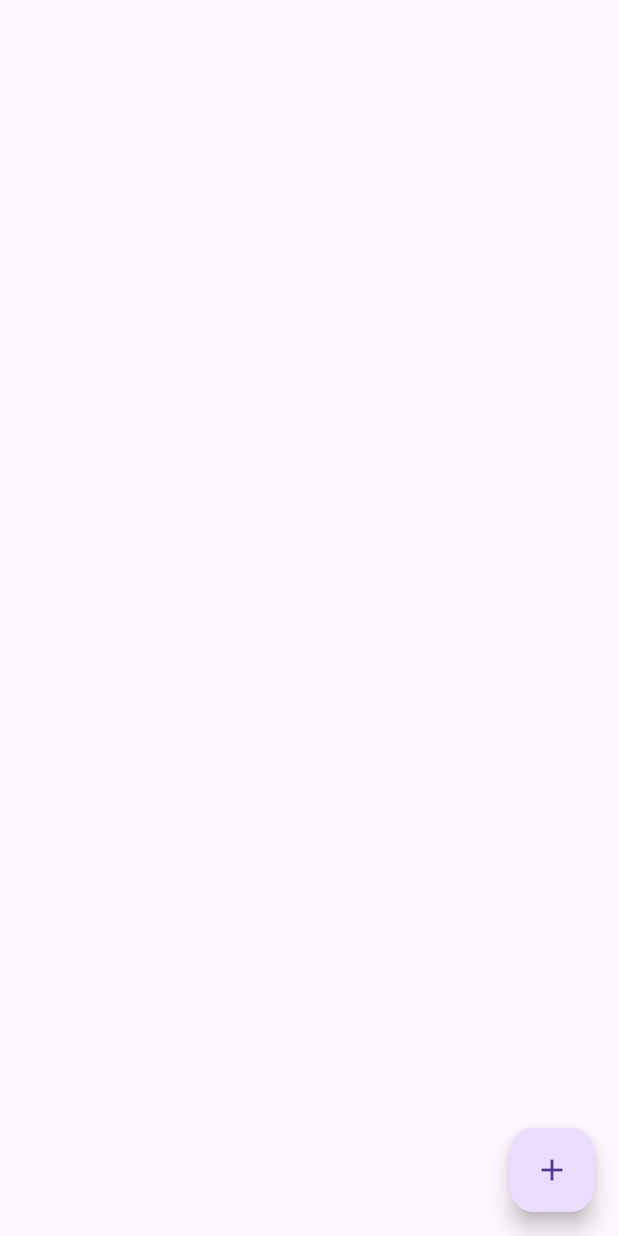
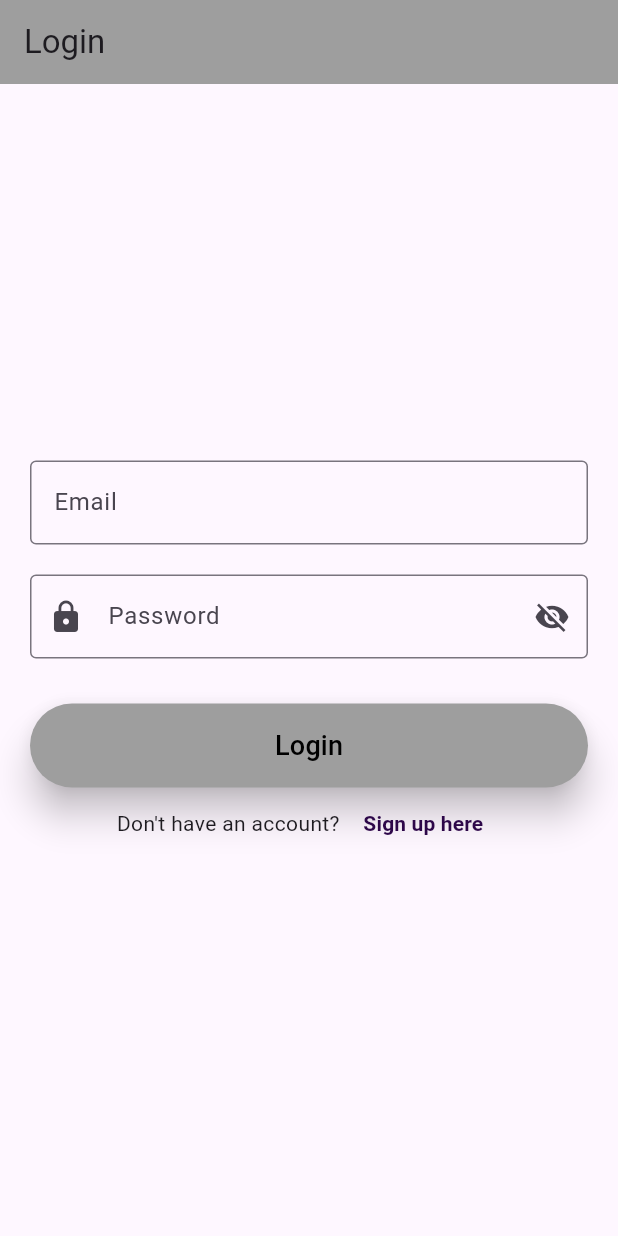
Before and after one commit to damooola/notes-supabase, a Flutter app: the screen it shows after launch, on a phone screen of 412 x 824 dp. Run offline on Flutter 3.47's test engine with Material 3 defaults, Android fonts, the phone set to English and light mode, and no system bars; our stand-ins replace supabase_flutter; accounts and stored records are empty.

Commit message:
new commit with auth

```diff
--- a/lib/main.dart
+++ b/lib/main.dart
@@ -1,7 +1,5 @@
 import 'package:flutter/material.dart';
-import 'package:notes_supabase/pages/notes_page.dart';
-import 'package:notes_supabase/services/notes_services.dart';
-import 'package:provider/provider.dart';
+import 'package:notes_supabase/pages/auth_page.dart';
 import 'package:supabase_flutter/supabase_flutter.dart';
 
 void main() async {
@@ -10,16 +8,14 @@ void main() async {
   // supabase set up
   WidgetsFlutterBinding.ensureInitialized();
 
+// initialise supabase
   await Supabase.initialize(
     url: supabaseUrl,
     anonKey:
         "eyJhbGciOiJIUzI1NiIsInR5cCI6IkpXVCJ9.eyJpc3MiOiJzdXBhYmFzZSIsInJlZiI6InZma3FoeHBzc2h0dm5vbnBmeGxpIiwicm9sZSI6ImFub24iLCJpYXQiOjE3MzQ5NDIxMjYsImV4cCI6MjA1MDUxODEyNn0._Yba6hSh1BeoMZY2GE6-FIsyU19_sTCqE9U-Yn6UOMs",
   );
   // run app
-  runApp(ChangeNotifierProvider(
-    create: (context) => NotesServices(),
-    child: const NotesApp(),
-  ));
+  runApp(const NotesApp());
 }
 
 class NotesApp extends StatelessWidget {
@@ -29,7 +25,7 @@ class NotesApp extends StatelessWidget {
   Widget build(BuildContext context) {
     return MaterialApp(
       debugShowCheckedModeBanner: false,
-      home: NotesPage(),
+      home: AuthPage(),
     );
   }
 }
--- /dev/null
+++ b/lib/pages/auth_page.dart
@@ -0,0 +1,25 @@
+import 'package:flutter/material.dart';
+import 'package:notes_supabase/pages/login_or_signup_page.dart';
+import 'package:notes_supabase/pages/notes_page.dart';
+
+import '../services/notes_services.dart';
+
+class AuthPage extends StatelessWidget {
+  AuthPage({super.key});
+  final notesServices = NotesServices();
+
+  @override
+  Widget build(BuildContext context) {
+    return StreamBuilder(
+      stream: notesServices.getAuthStream(),
+      builder: (context, snapshot) {
+        final session = snapshot.hasData ? snapshot.data!.session : null;
+        if (session != null) {
+          return const NotesPage();
+        } else {
+          return const LoginOrSignupPage();
+        }
+      },
+    );
+  }
+}
--- /dev/null
+++ b/lib/pages/log_in_page.dart
@@ -0,0 +1,132 @@
+import 'package:flutter/material.dart';
+
+import '../services/notes_services.dart';
+
+class LoginPage extends StatefulWidget {
+  const LoginPage({super.key, required this.goToSignUpPage});
+  final void Function()? goToSignUpPage;
+
+  @override
+  LoginPageState createState() => LoginPageState();
+}
+
+class LoginPageState extends State<LoginPage> {
+  final _formKey = GlobalKey<FormState>();
+  final _emailController = TextEditingController();
+  final _passwordController = TextEditingController();
+  bool _obscurePassword = true;
+  final notesServices = NotesServices();
+
+  @override
+  void dispose() {
+    _emailController.dispose();
+    _passwordController.dispose();
+    super.dispose();
+  }
+
+  @override
+  Widget build(BuildContext context) {
+    return Scaffold(
+      appBar: AppBar(
+        title: const Text('Login'),
+        backgroundColor: Colors.grey,
+      ),
+      body: Center(
+        child: SingleChildScrollView(
+          padding: const EdgeInsets.all(20.0),
+          child: Form(
+            key: _formKey,
+            child: Column(
+              mainAxisAlignment: MainAxisAlignment.center,
+              crossAxisAlignment: CrossAxisAlignment.stretch,
+              children: [
+                // Email field
+                TextFormField(
+                  controller: _emailController,
+                  decoration: const InputDecoration(
+                    labelText: 'Email',
+                    border: OutlineInputBorder(),
+                  ),
+                  validator: (value) {
+                    if (value == null || value.isEmpty) {
+                      return 'Please enter your email';
+                    }
+                    return null;
+                  },
+                ),
+                const SizedBox(height: 20),
+                // Password field
+                TextFormField(
+                  controller: _passwordController,
+                  obscureText: _obscurePassword,
+                  decoration: InputDecoration(
+                    labelText: 'Password',
+                    border: const OutlineInputBorder(),
+                    prefixIcon: const Icon(Icons.lock),
+                    suffixIcon: IconButton(
+                      icon: Icon(
+                        _obscurePassword
+                            ? Icons.visibility_off
+                            : Icons.visibility,
+                      ),
+                      onPressed: () {
+                        setState(() {
+                          _obscurePassword = !_obscurePassword;
+                        });
+                      },
+                    ),
+                  ),
+                  validator: (value) {
+                    if (value == null || value.isEmpty) {
+                      return 'Please enter your password';
+                    }
+                    if (value.length < 6) {
+                      return 'Password must be at least 6 characters';
+                    }
+                    return null;
+                  },
+                ),
+                const SizedBox(height: 30),
+                // Login Button
+                ElevatedButton(
+                  onPressed: () {
+                    if (_formKey.currentState!.validate()) {
+                      // login
+                      notesServices.login(
+                          _emailController.text, _passwordController.text);
+                    }
+                  },
+                  style: ElevatedButton.styleFrom(
+                      backgroundColor: Colors.grey,
+                      padding: const EdgeInsets.symmetric(vertical: 15),
+                      elevation: 10),
+                  child: const Text(
+                    'Login',
+                    style: TextStyle(color: Colors.black, fontSize: 18),
+                  ),
+                ),
+
+                Row(
+                  mainAxisAlignment: MainAxisAlignment.center,
+                  children: [
+                    const Text("Don't have an account? "),
+                    TextButton(
+                      onPressed: widget.goToSignUpPage,
+                      child: const Text(
+                        'Sign up here',
+                        style: TextStyle(
+                          color: Color.fromARGB(255, 45, 7, 73),
+                          fontWeight: FontWeight.bold,
+                        ),
+                      ),
+                    ),
+                  ],
+                ),
+              ],
+            ),
+          ),
+        ),
+      ),
+    );
+  }
+}
--- /dev/null
+++ b/lib/pages/login_or_signup_page.dart
@@ -0,0 +1,28 @@
+import 'package:flutter/material.dart';
+import 'package:notes_supabase/pages/log_in_page.dart';
+import 'package:notes_supabase/pages/sign_up_page.dart';
+
+class LoginOrSignupPage extends StatefulWidget {
+  const LoginOrSignupPage({super.key});
+
+  @override
+  State<LoginOrSignupPage> createState() => _LoginOrSignupPageState();
+}
+
+class _LoginOrSignupPageState extends State<LoginOrSignupPage> {
+  bool isPageLogin = true;
+  void switchPage() {
+    setState(() {
+      isPageLogin = !isPageLogin;
+    });
+  }
+
+  @override
+  Widget build(BuildContext context) {
+    return isPageLogin
+        ? LoginPage(goToSignUpPage: switchPage)
+        : SignUpPage(
+            goToLoginPage: switchPage,
+          );
+  }
+}
--- a/lib/services/notes_services.dart
+++ b/lib/services/notes_services.dart
@@ -1,13 +1,17 @@
-import 'package:flutter/foundation.dart';
 import 'package:supabase_flutter/supabase_flutter.dart';
 
-class NotesServices extends ChangeNotifier {
+class NotesServices {
   final supabase = Supabase.instance.client;
   final List<Map<String, dynamic>> notesList = [];
 
 // CREATE
   void addNewNote(String newText) async {
-    await supabase.from("notes").insert({"body": newText});
+    final user = supabase.auth.currentUser;
+
+    await supabase.from("notes").insert({
+      "user": user!.email,
+      "body": newText,
+    });
     getNotes();
   }
 
@@ -17,8 +21,33 @@ class NotesServices extends ChangeNotifier {
     return notesStream;
   }
 
+  Stream<AuthState> getAuthStream() {
+    return supabase.auth.onAuthStateChange;
+  }
+
+  String? getUsersEmail() {
+    final session = supabase.auth.currentSession;
+    final user = session?.user;
+    return user?.email;
+  }
+
 // DELETE
   void deleteNote(int id) async {
     await supabase.from("notes").delete().eq("id", id);
   }
+
+  // Login
+  Future<void> login(String email, String password) async {
+    await supabase.auth.signInWithPassword(email: email, password: password);
+  }
+
+  // SignUp
+  Future<void> signUp(String email, String password) async {
+    await supabase.auth.signUp(email: email, password: password);
+    await supabase.from("notes").insert({"users": email});
+  }
+
+  Future<void> signOut() async {
+    await supabase.auth.signOut();
+  }
 }
--- a/pubspec.yaml
+++ b/pubspec.yaml
@@ -2,7 +2,7 @@ name: notes_supabase
 description: "A new Flutter project."
 # The following line prevents the package from being accidentally published to
 # pub.dev using `flutter pub publish`. This is preferred for private packages.
-publish_to: 'none' # Remove this line if you wish to publish to pub.dev
+publish_to: "none" # Remove this line if you wish to publish to pub.dev
 
 # The following defines the version and build number for your application.
 # A version number is three numbers separated by dots, like 1.2.43
@@ -31,12 +31,10 @@ dependencies:
   flutter:
     sdk: flutter
 
-
   # The following adds the Cupertino Icons font to your application.
   # Use with the CupertinoIcons class for iOS style icons.
   cupertino_icons: ^1.0.8
   supabase_flutter: ^2.8.2
-  provider: ^6.1.2
 
 dev_dependencies:
   flutter_test:
@@ -54,7 +52,6 @@ dev_dependencies:
 
 # The following section is specific to Flutter packages.
 flutter:
-
   # The following line ensures that the Material Icons font is
   # included with your application, so that you can use the icons in
   # the material Icons class.
```
Also changed, not shown: lib/pages/notes_page.dart (+7 -4 lines), lib/pages/sign_up_page.dart (added, +168 -0 lines), pubspec.lock, 1 other file.
